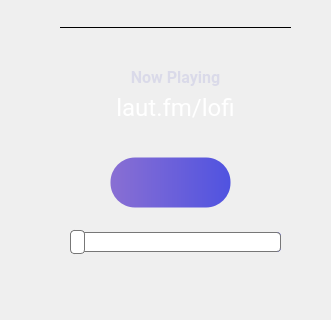
The window that lofi.ui (Roshan-R/Lofi-Player) describes before a commit, drawn with Qt 5; both pictures show x 0 to 331 and y 173 to 493 of the 331 by 493 pixel window.
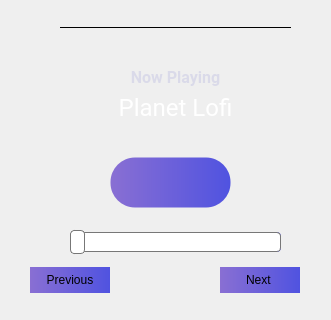
The same window after the commit. Icons and pictures are not drawn.

Commit message: Added a forward and backward button. Streams now cycle through eatch other.

The edit to the form file:
```diff
--- a/lofi.ui
+++ b/lofi.ui
@@ -310,7 +310,7 @@
       </font>
      </property>
      <property name="text">
-      <string>laut.fm/lofi</string>
+      <string>Planet Lofi</string>
      </property>
      <property name="alignment">
       <set>Qt::AlignCenter</set>
@@ -340,6 +340,32 @@
     <zorder>Playinglabel</zorder>
     <zorder>label</zorder>
    </widget>
+   <widget class="QPushButton" name="pushButton">
+    <property name="geometry">
+     <rect>
+      <x>220</x>
+      <y>440</y>
+      <width>80</width>
+      <height>26</height>
+     </rect>
+    </property>
+    <property name="text">
+     <string>Next </string>
+    </property>
+   </widget>
+   <widget class="QPushButton" name="pushButton_2">
+    <property name="geometry">
+     <rect>
+      <x>30</x>
+      <y>440</y>
+      <width>80</width>
+      <height>26</height>
+     </rect>
+    </property>
+    <property name="text">
+     <string>Previous</string>
+    </property>
+   </widget>
   </widget>
  </widget>
  <resources>
```
The commit also changes 4 other files.
